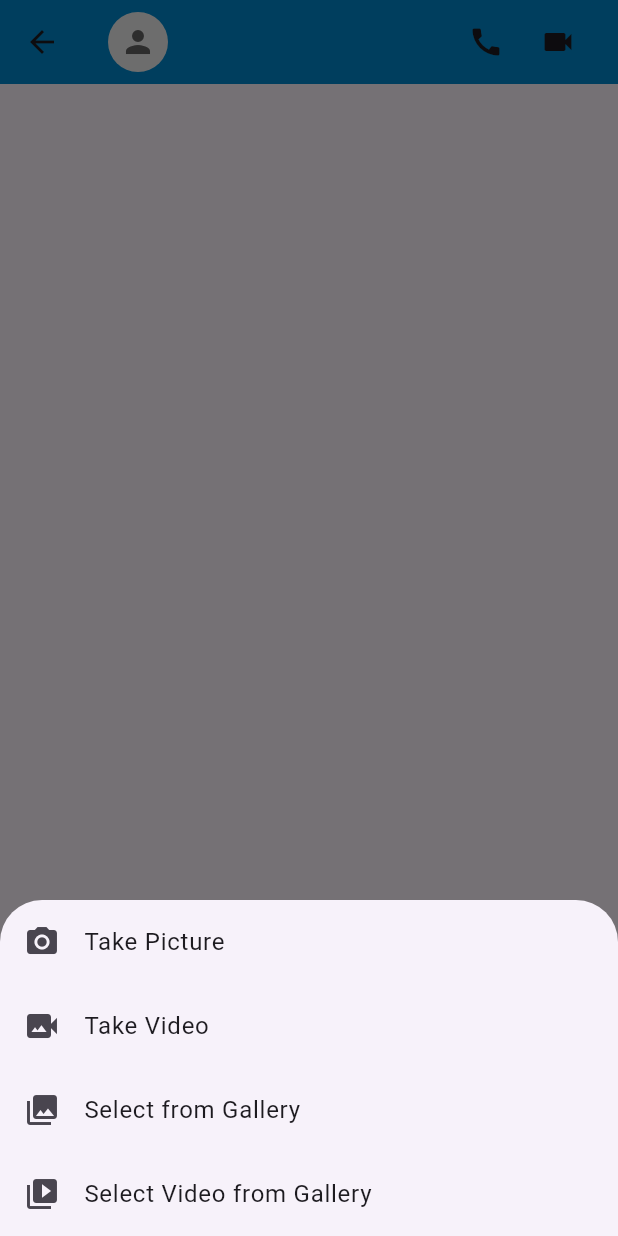
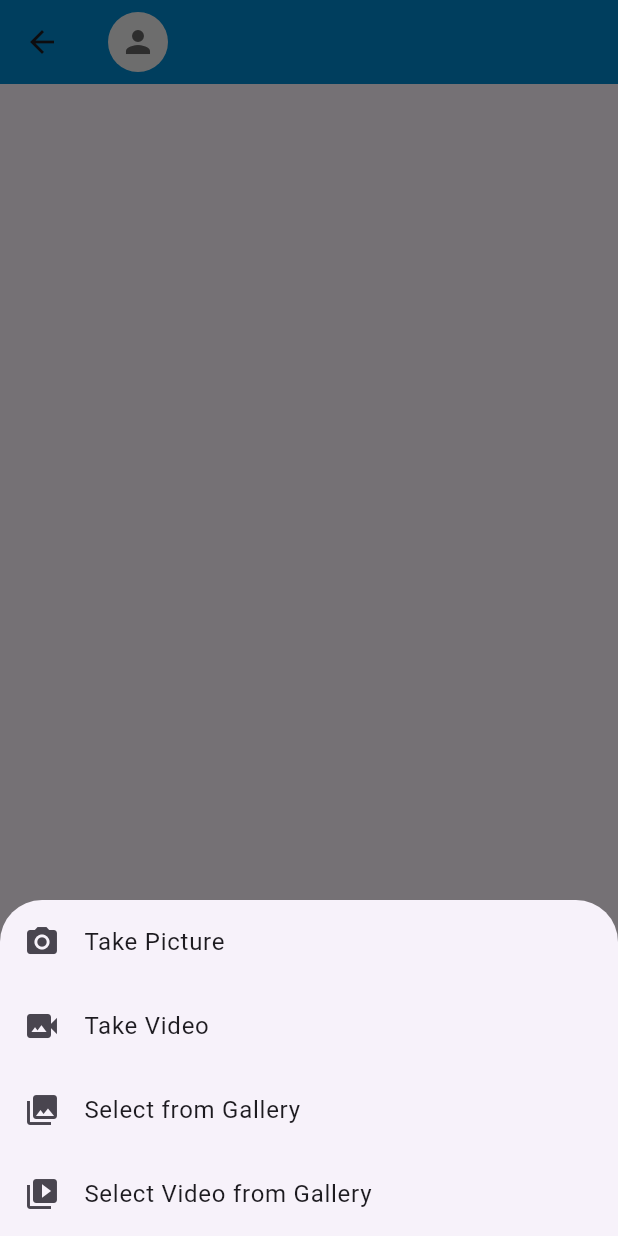
Before and after one commit to shaiws/PriviChat, a Flutter app: the ChatScreen screen opened directly with empty values, after a tap on the "attach file" icon, on a phone screen of 412 x 824 dp. Run offline on Flutter 3.47's test engine with Material 3 defaults, Android fonts, the phone set to English and light mode, and no system bars; our stand-ins replace chewie, cloud_firestore, device_info_plus, firebase_auth, firebase_core, firebase_storage and 6 more; missing offline and left inert: audio_session, flutter_sound, flutter_webrtc; accounts and stored records are empty; generated files the repository leaves out were written again.

Commit message:
removed call buttons as not implemented yet

```diff
--- a/flutter/lib/chat_screen.dart
+++ b/flutter/lib/chat_screen.dart
@@ -577,14 +577,6 @@ class _ChatScreenState extends State<ChatScreen> {
                 ),
               ),
               const Spacer(),
-              IconButton(
-                icon: const Icon(Icons.call),
-                onPressed: _startVoiceCall,
-              ),
-              IconButton(
-                icon: const Icon(Icons.videocam),
-                onPressed: _startVideoCall,
-              ),
             ],
           ),
           backgroundColor: const Color(0xFF0088CC),
@@ -735,16 +727,6 @@ class _ChatScreenState extends State<ChatScreen> {
         false;
   }
 
-  void _startVoiceCall() {
-    // Implement WebRTC voice call initiation here
-    print('Voice call initiated with ${widget.otherUserId}');
-  }
-
-  void _startVideoCall() {
-    // Implement WebRTC video call initiation here
-    print('Video call initiated with ${widget.otherUserId}');
-  }
-
   void _showAttachmentMenu() {
     showModalBottomSheet(
       context: context,
```
